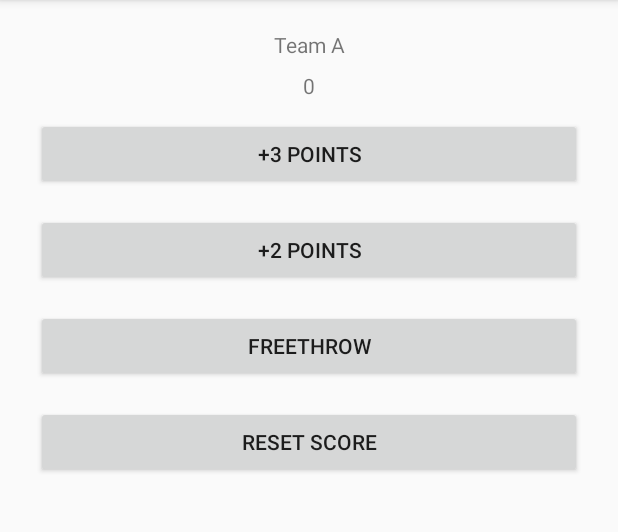
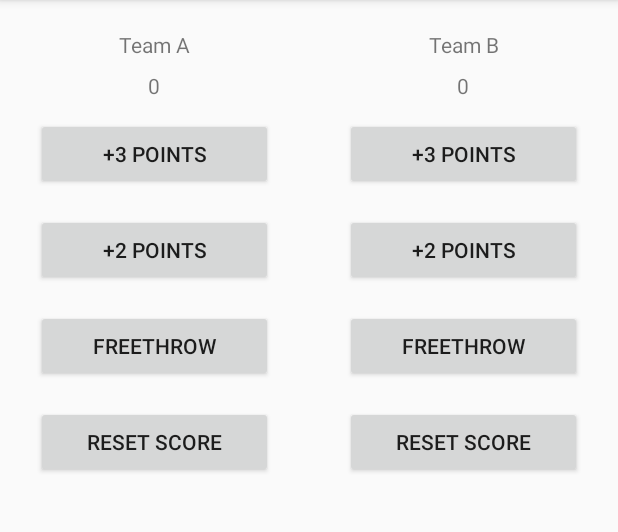
Before and after one commit to ndw6152/udacity_androidDevBeginner, an Android app: the screen it shows after launch (MainActivity), on a phone screen of 412 x 824 dp, the part 84-616 px from its top. Run offline under Robolectric (Android 15) with nearby library versions, the phone set to English and light mode, and no system bars.

Commit message:
Added new team B in the layout and created all the button functionality for team b

```diff
--- a/Project1/app/src/main/res/layout/activity_main.xml
+++ b/Project1/app/src/main/res/layout/activity_main.xml
@@ -1,8 +1,15 @@
 <?xml version="1.0" encoding="utf-8"?>
+
 <LinearLayout xmlns:android="http://schemas.android.com/apk/res/android"
     xmlns:tools="http://schemas.android.com/tools"
+    android:layout_width="match_parent"
+    android:layout_height="match_parent"
+    android:orientation="horizontal">
+
+    <LinearLayout
         android:id="@+id/activity_main"
-    android:layout_width="match_parent"
+        android:layout_weight="1"
+        android:layout_width="0dp"
         android:layout_height="match_parent"
         android:orientation="vertical"
         android:paddingBottom="@dimen/activity_vertical_margin"
@@ -18,6 +25,7 @@
             android:gravity="center_horizontal"
             android:padding="4dp"
             android:text="Team A" />
+
         <TextView
 
             android:id="@+id/teamA_score_text_view"
@@ -26,36 +34,100 @@
             android:gravity="center_horizontal"
             android:padding="4dp"
             android:text="0" />
+
         <Button
             android:id="@+id/threePoint_button"
             android:layout_width="match_parent"
             android:layout_height="wrap_content"
+            android:layout_margin="8dp"
             android:onClick="threePointButtonClick"
-        android:text="+3 Points"
-        android:layout_margin="8dp"/>
+            android:text="+3 Points" />
 
         <Button
             android:id="@+id/twoPoint_button"
             android:layout_width="match_parent"
             android:layout_height="wrap_content"
+            android:layout_margin="8dp"
             android:onClick="twoPointButtonClick"
-        android:layout_margin="8dp"
             android:text="+2 Points" />
 
         <Button
             android:id="@+id/freeThrow_button"
             android:layout_width="match_parent"
             android:layout_height="wrap_content"
+            android:layout_margin="8dp"
             android:onClick="freeThrowButtonClick"
-        android:layout_margin="8dp"
             android:text="FreeThrow" />
 
         <Button
             android:id="@+id/reset_button"
             android:layout_width="match_parent"
             android:layout_height="wrap_content"
+            android:layout_margin="8dp"
             android:onClick="resetOnClick"
-        android:layout_margin="8dp"
             android:text="Reset Score" />
 
     </LinearLayout>
+
+    <LinearLayout
+        android:layout_weight="1"
+        android:layout_width="0dp"
+        android:layout_height="match_parent"
+        android:orientation="vertical"
+        android:paddingBottom="@dimen/activity_vertical_margin"
+        android:paddingLeft="@dimen/activity_horizontal_margin"
+        android:paddingRight="@dimen/activity_horizontal_margin"
+        android:paddingTop="@dimen/activity_vertical_margin"
+        tools:context="com.udacity.anonealio.courtcounter.MainActivity">
+
+        <TextView
+            android:id="@+id/teamB_text_view"
+            android:layout_width="match_parent"
+            android:layout_height="wrap_content"
+            android:gravity="center_horizontal"
+            android:padding="4dp"
+            android:text="Team B" />
+
+        <TextView
+
+            android:id="@+id/teamB_score_text_view"
+            android:layout_width="match_parent"
+            android:layout_height="wrap_content"
+            android:gravity="center_horizontal"
+            android:padding="4dp"
+            android:text="0" />
+
+        <Button
+            android:id="@+id/threePoint_b__button"
+            android:layout_width="match_parent"
+            android:layout_height="wrap_content"
+            android:layout_margin="8dp"
+            android:onClick="threePoint_b_ButtonClick"
+            android:text="+3 Points" />
+
+        <Button
+            android:id="@+id/twoPoint_b__button"
+            android:layout_width="match_parent"
+            android:layout_height="wrap_content"
+            android:layout_margin="8dp"
+            android:onClick="twoPoint_b_ButtonClick"
+            android:text="+2 Points" />
+
+        <Button
+            android:id="@+id/freeThrow_b__button"
+            android:layout_width="match_parent"
+            android:layout_height="wrap_content"
+            android:layout_margin="8dp"
+            android:onClick="freeThrow_b_ButtonClick"
+            android:text="FreeThrow" />
+
+        <Button
+            android:id="@+id/reset_b_button"
+            android:layout_width="match_parent"
+            android:layout_height="wrap_content"
+            android:layout_margin="8dp"
+            android:onClick="reset_b_OnClick"
+            android:text="Reset Score" />
+
+    </LinearLayout>
+</LinearLayout>
```
Also changed, not shown: Project1/app/src/main/java/com/udacity/anonealio/courtcounter/MainActivity.java (+38 -9 lines). Lines whose indentation alone changed are shown as unchanged.
